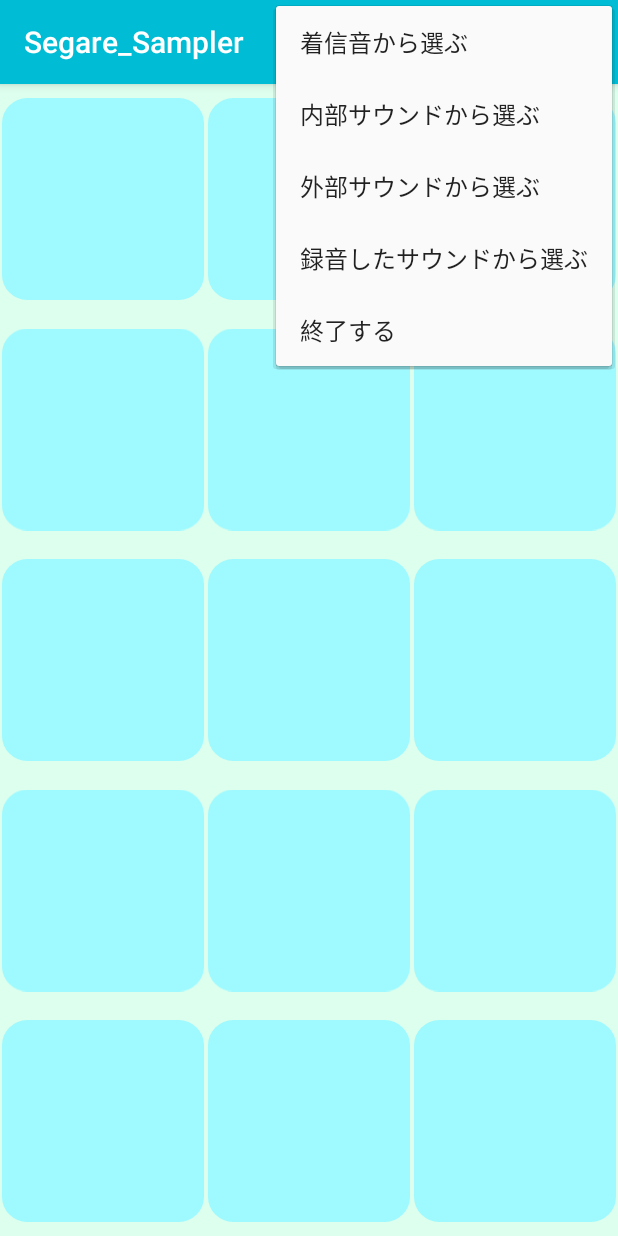
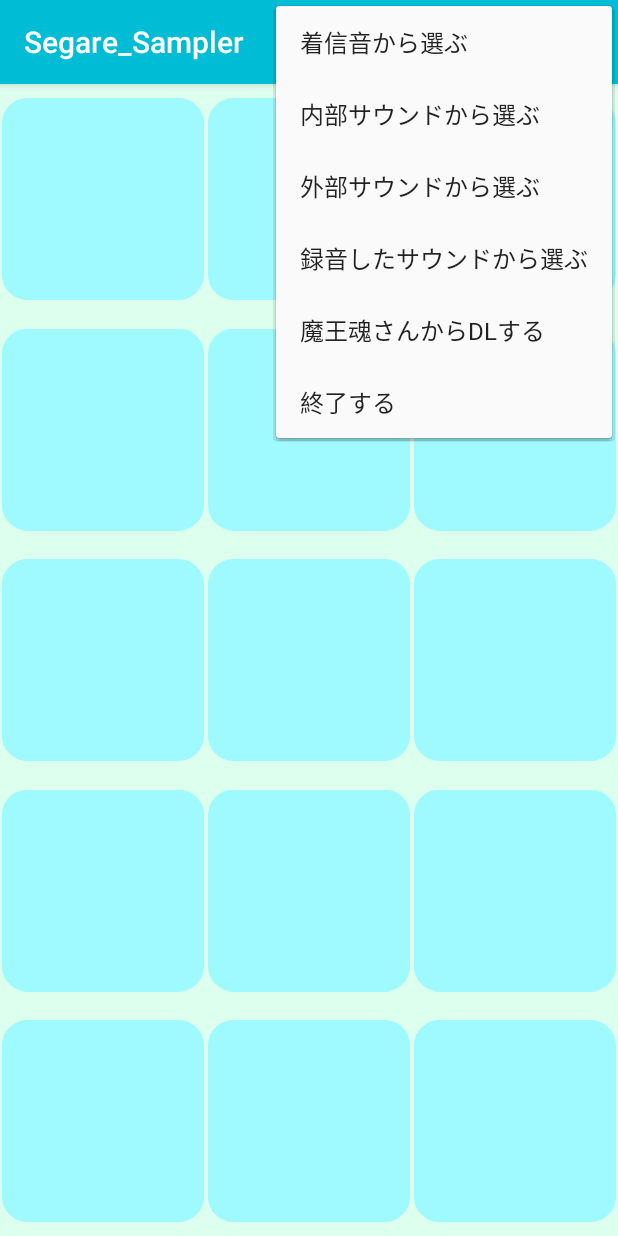
Before and after one commit to chikaharu11/Instant_DrumPad_TR-808, an Android app: the screen it shows after launch (MainActivity), with the options menu open, on a phone screen of 412 x 824 dp. Run offline under Robolectric (Android 15) with nearby library versions, the phone set to English and light mode, and no system bars; libraries missing offline, so code that uses them is left out: pub.devrel.easypermissions; pictures from the network do not load; 1 statement that could not run was skipped.

Commit message:
add maoudamasii

```diff
--- a/app/src/main/AndroidManifest.xml
+++ b/app/src/main/AndroidManifest.xml
@@ -8,6 +8,7 @@
         tools:ignore="ScopedStorage" />
 
     <application
+        android:requestLegacyExternalStorage="true"
         android:allowBackup="false"
         android:icon="@mipmap/icon"
         android:label="@string/app_name"
--- a/app/src/main/java/jp/chikaharu11/segare_se/MainActivity.kt
+++ b/app/src/main/java/jp/chikaharu11/segare_se/MainActivity.kt
@@ -378,8 +378,8 @@ class MainActivity : AppCompatActivity() {
                 "内部サウンドから選ぶ",
                 "外部サウンドから選ぶ",
                 "録音したサウンドから選ぶ",
-                "画像を選ぶ",
-                "フリー音源サイトからDLする"
+                "魔王魂さんからDLする",
+                "画像を選ぶ"
         )
 
         val meSpinner = findViewById<Spinner>(R.id.menu_spinner)
@@ -410,8 +410,8 @@ class MainActivity : AppCompatActivity() {
                     0 -> inSpinner.performClick()
                     1 -> selectEX()
                     2 -> selectAudio()
-                    3 -> selectPhoto()
-                    4 -> startActivity(Intent(Intent.ACTION_VIEW, Uri.parse("https://maoudamashii.jokersounds.com/")))
+                    3 -> startActivity(Intent(Intent.ACTION_VIEW, Uri.parse("https://maoudamashii.jokersounds.com/")))
+                    4 -> selectPhoto()
                 }
             }
 
@@ -1305,6 +1305,11 @@ class MainActivity : AppCompatActivity() {
                 return true
             }
 
+            R.id.menu9 -> {
+                startActivity(Intent(Intent.ACTION_VIEW, Uri.parse("https://maoudamashii.jokersounds.com/")))
+                return true
+            }
+
             else -> return super.onOptionsItemSelected(item)
         }
     }
--- a/app/src/main/res/menu/menu.xml
+++ b/app/src/main/res/menu/menu.xml
@@ -35,6 +35,10 @@
         android:title="@string/select4"
         app:showAsAction="never"/>
 
+    <item android:id="@+id/menu9"
+        android:title="@string/select9"
+        app:showAsAction="never"/>
+
     <item android:id="@+id/menu6"
         android:title="@string/end"
         app:showAsAction="never"/>
--- a/app/src/main/res/values/strings.xml
+++ b/app/src/main/res/values/strings.xml
@@ -27,5 +27,6 @@
     <string name="switch1">再生/停止</string>
     <string name="switch2">録音/終了</string>
     <string name="textView"> </string>
+    <string name="select9">魔王魂さんからDLする</string>
 
 </resources>
```
